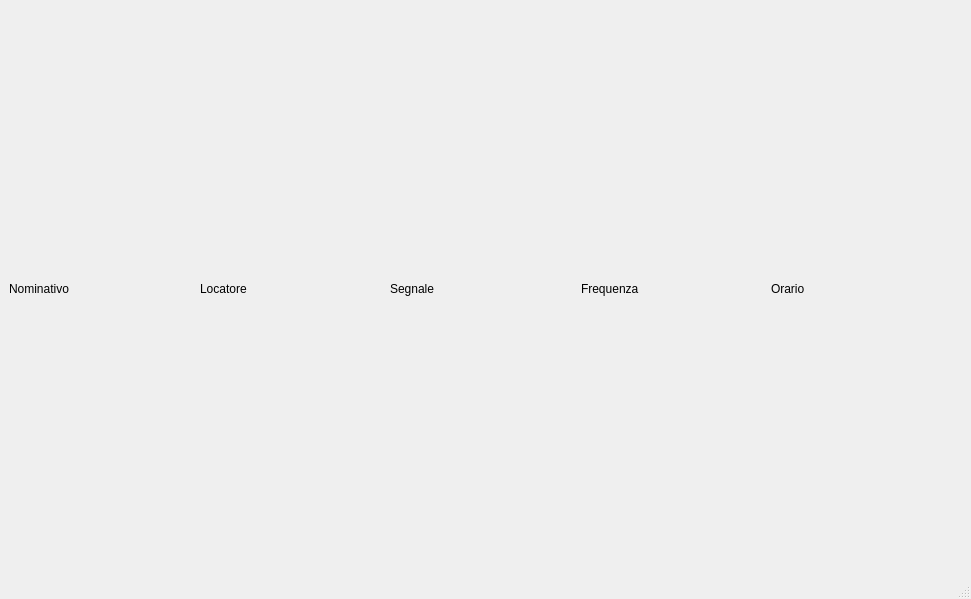
Before: the Qt Designer form mainwindow.ui in DoppiaZeta/RFLog, drawn with Qt 5.
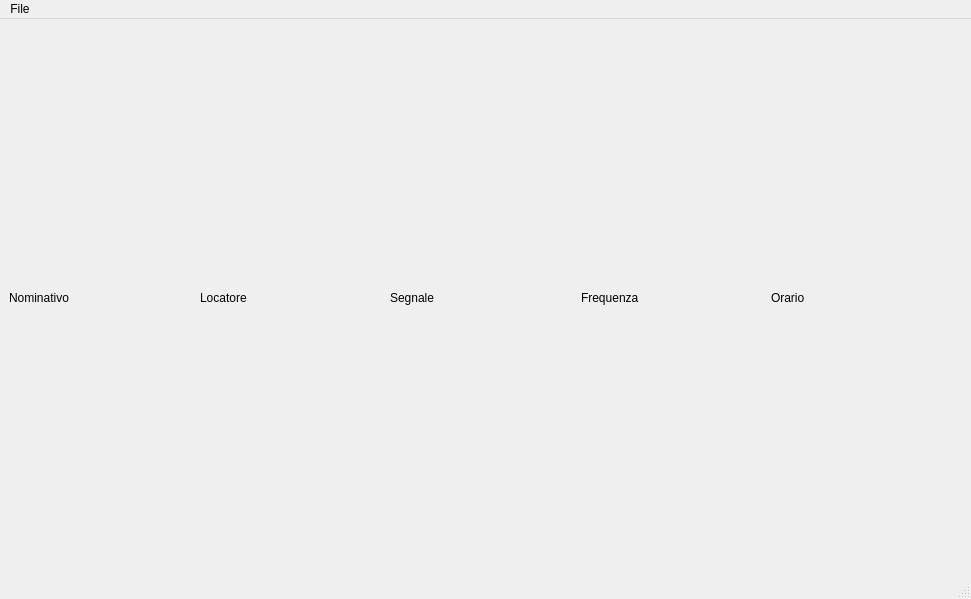
After: the same form once the commit is applied.

```diff
--- a/mainwindow.ui
+++ b/mainwindow.ui
@@ -68,6 +68,13 @@
      <height>22</height>
     </rect>
    </property>
+   <widget class="QMenu" name="menuFile">
+    <property name="title">
+     <string>File</string>
+    </property>
+    <addaction name="menuApriAdif"/>
+   </widget>
+   <addaction name="menuFile"/>
   </widget>
   <widget class="QStatusBar" name="statusbar"/>
  </widget>
```
Left out of the diff: 5 changed lines with no effect on the pictures.
